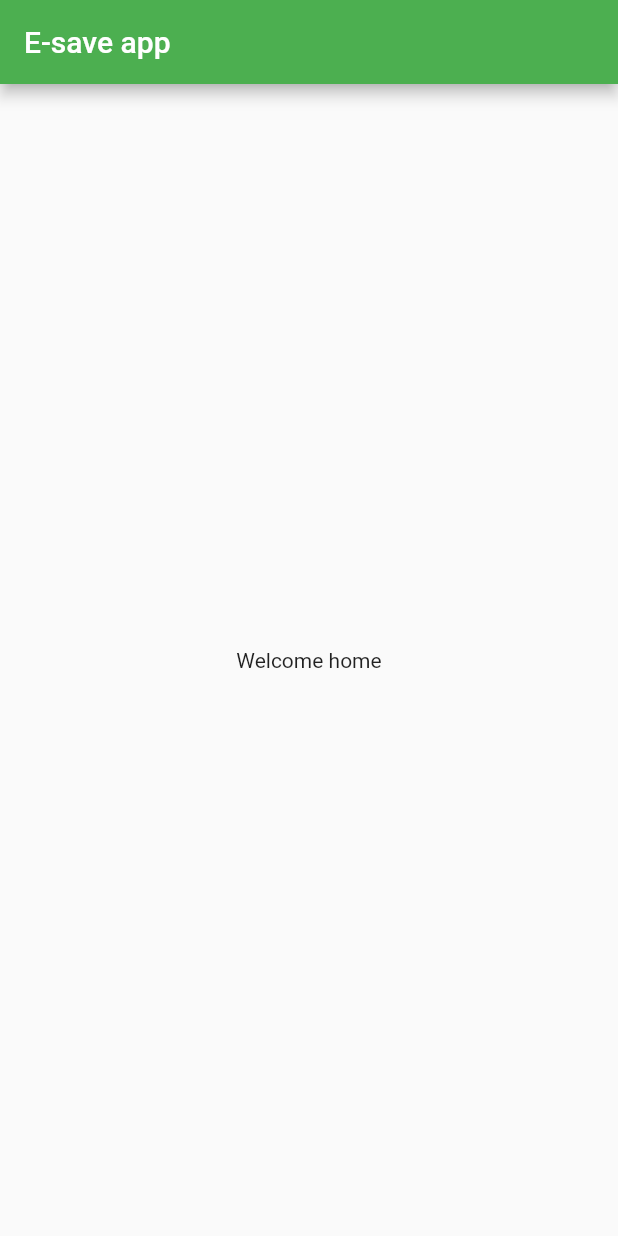
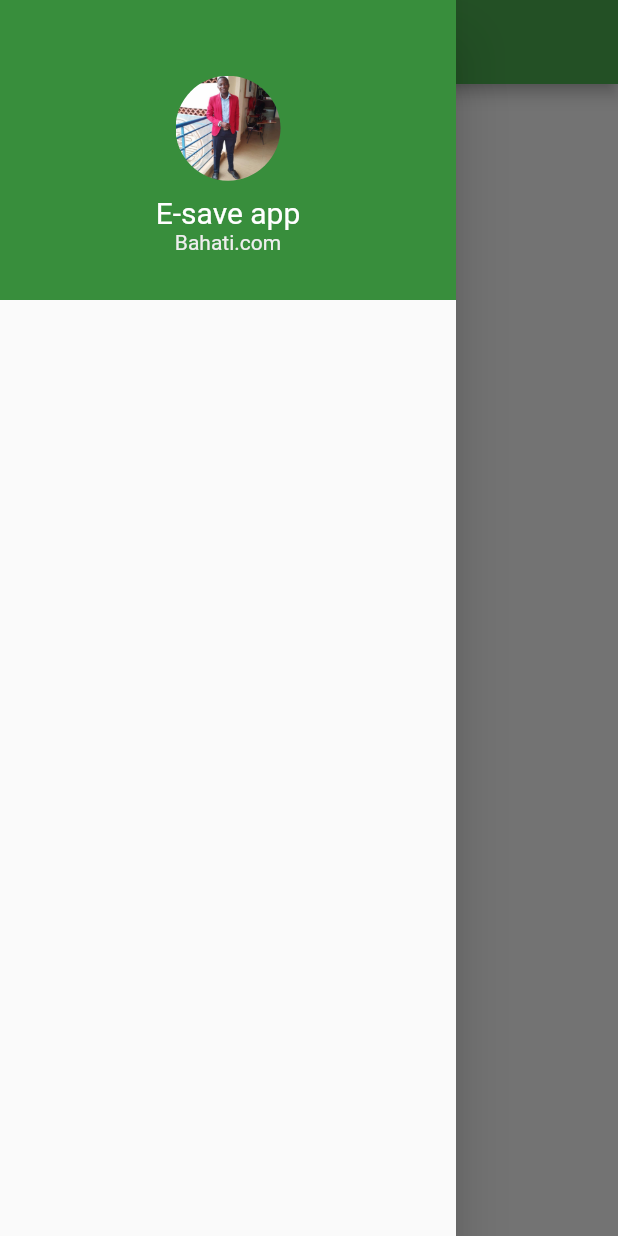
Before and after one commit to Manenomyk/E-Save-app-, a Flutter app: the screen it shows after launch, with the side drawer open (before the commit the screen has no drawer), on a phone screen of 412 x 824 dp. Run offline on Flutter 3.47's test engine with Material 2 defaults, Android fonts, the phone set to English and light mode, and no system bars.

Commit message:
Sidebar header

```diff
--- /dev/null
+++ b/lib/MyHeaderDrawer.dart
@@ -0,0 +1,49 @@
+import 'package:flutter/material.dart';
+
+class MyHeaderDrawer extends StatefulWidget {
+  const MyHeaderDrawer({super.key});
+
+  @override
+  State<MyHeaderDrawer> createState() => _MyHeaderDrawerState();
+}
+
+class _MyHeaderDrawerState extends State<MyHeaderDrawer> {
+  @override
+  Widget build(BuildContext context) {
+    return Container(
+      color: Colors.green[700],
+      width: double.infinity,
+      height: 200,
+      padding: EdgeInsets.only(top: 20.0),
+      child: Column(
+        mainAxisAlignment: MainAxisAlignment.center,
+        children: [
+          Container(
+            margin: EdgeInsets.only(bottom: 10),
+            height: 70,
+            decoration: BoxDecoration(
+              shape: BoxShape.circle,
+              image: DecorationImage(
+                image: AssetImage('assets/images/baha.jpeg'),
+              ),
+            ),
+          ),
+          Text(
+            'E-save app',
+            style: TextStyle(
+              color: Colors.white,
+              fontSize: 20,
+            ),
+          ),
+          Text(
+            'Bahati.com',
+            style: TextStyle(
+              color: Colors.grey[200],
+              fontSize: 14,
+            ),
+          ),
+        ],
+      ),
+    );
+  }
+}
--- a/lib/main.dart
+++ b/lib/main.dart
@@ -1,4 +1,5 @@
 import 'package:flutter/material.dart';
+import './MyHeaderDrawer.dart';
 
 void main() {
   runApp(const MyApp());
@@ -10,6 +11,7 @@ class MyApp extends StatelessWidget {
   @override
   Widget build(BuildContext context) {
     return MaterialApp(
+      debugShowCheckedModeBanner: false,
       theme: ThemeData(primarySwatch: Colors.green),
       home: const Home(),
     );
@@ -30,9 +32,25 @@ class _HomeState extends State<Home> {
       appBar: AppBar(
         title: const Text('E-save app'),
       ),
-      body: const Center(
-        child: Text('Welcome home'),
+      body: Container(
+        child: const Center(
+          child: Text('Home page'),
+        ),
+      ),
+      drawer: Drawer(
+        child: SingleChildScrollView(
+          child: Column(
+            children: [
+              MyHeaderDrawer(),
+              MyDrawerList(),
+            ],
+          ),
+        ),
       ),
     );
   }
+
+  Widget MyDrawerList() {
+    return Container();
+  }
 }
--- a/pubspec.yaml
+++ b/pubspec.yaml
@@ -59,8 +59,8 @@ flutter:
   uses-material-design: true
 
   # To add assets to your application, add an assets section, like this:
-  # assets:
-  #   - images/a_dot_burr.jpeg
+  assets:
+    - assets/images/
   #   - images/a_dot_ham.jpeg
 
   # An image asset can refer to one or more resolution-specific "variants", see
```
Also changed, not shown: assets/images/baha.jpeg (added).
